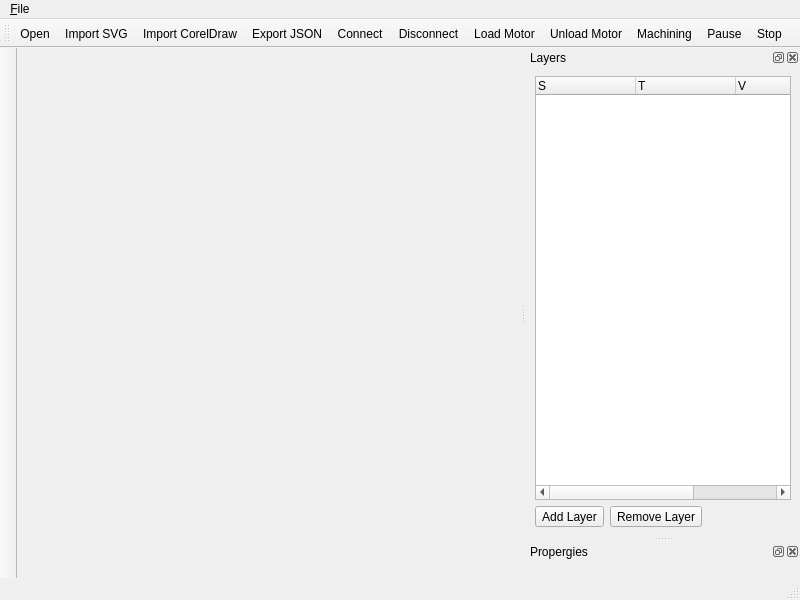
This is src/ui/LaserControllerWindow.ui in oneminute/LaserController as Qt 5 draws it before an edit. The edited form follows.
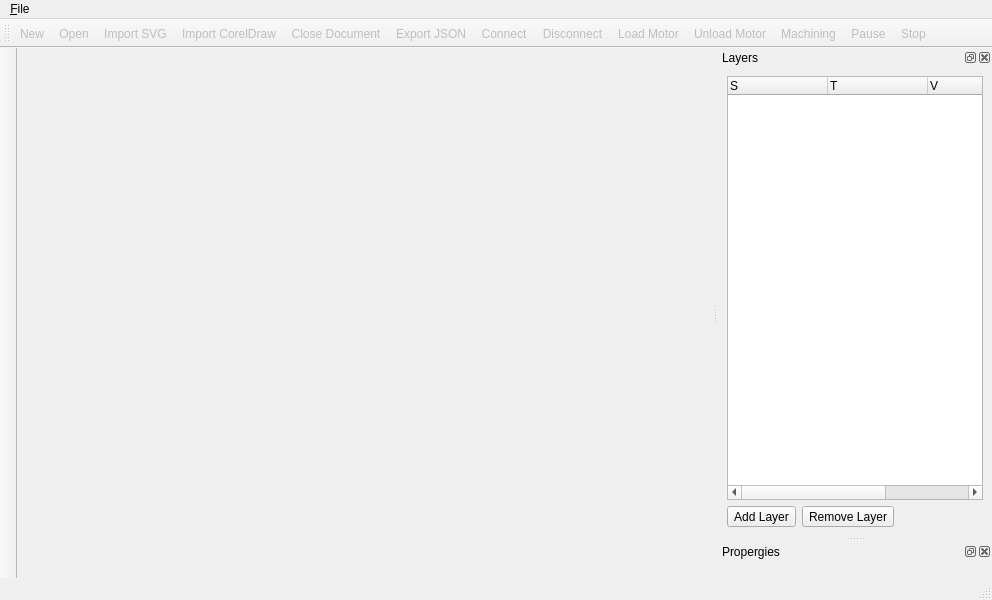
This is the edited form. Icons and pictures are not drawn. Custom widgets are drawn as their Qt base class.

```diff
--- a/src/ui/LaserControllerWindow.ui
+++ b/src/ui/LaserControllerWindow.ui
@@ -6,7 +6,7 @@
    <rect>
     <x>0</x>
     <y>0</y>
-    <width>800</width>
+    <width>992</width>
     <height>600</height>
    </rect>
   </property>
@@ -19,7 +19,7 @@
     <rect>
      <x>0</x>
      <y>0</y>
-     <width>800</width>
+     <width>992</width>
      <height>21</height>
     </rect>
    </property>
@@ -51,9 +51,11 @@
    <attribute name="toolBarBreak">
     <bool>false</bool>
    </attribute>
+   <addaction name="actionNew"/>
    <addaction name="actionOpen"/>
    <addaction name="actionImportSVG"/>
    <addaction name="actionImportCorelDraw"/>
+   <addaction name="actionCloseDocument"/>
    <addaction name="actionExportJSON"/>
    <addaction name="actionConnect"/>
    <addaction name="actionDisconnect"/>
@@ -184,6 +186,9 @@
    </attribute>
   </widget>
   <action name="actionOpen">
+   <property name="enabled">
+    <bool>false</bool>
+   </property>
    <property name="text">
     <string>Open</string>
    </property>
@@ -192,6 +197,9 @@
    </property>
   </action>
   <action name="actionImportSVG">
+   <property name="enabled">
+    <bool>false</bool>
+   </property>
    <property name="text">
     <string>Import SVG</string>
    </property>
@@ -200,6 +208,9 @@
    </property>
   </action>
   <action name="actionExportJSON">
+   <property name="enabled">
+    <bool>false</bool>
+   </property>
    <property name="text">
     <string>Export JSON</string>
    </property>
@@ -221,6 +232,9 @@
    </property>
   </action>
   <action name="actionNew">
+   <property name="enabled">
+    <bool>false</bool>
+   </property>
    <property name="text">
     <string>New</string>
    </property>
@@ -329,6 +343,9 @@
    </property>
   </action>
   <action name="actionImportCorelDraw">
+   <property name="enabled">
+    <bool>false</bool>
+   </property>
    <property name="text">
     <string>Import CorelDraw</string>
    </property>
@@ -337,6 +354,9 @@
    </property>
   </action>
   <action name="actionMachining">
+   <property name="enabled">
+    <bool>false</bool>
+   </property>
    <property name="text">
     <string>Machining</string>
    </property>
@@ -345,26 +365,41 @@
    <property name="checkable">
     <bool>true</bool>
    </property>
+   <property name="enabled">
+    <bool>false</bool>
+   </property>
    <property name="text">
     <string>Pause</string>
    </property>
   </action>
   <action name="actionStop">
+   <property name="enabled">
+    <bool>false</bool>
+   </property>
    <property name="text">
     <string>Stop</string>
    </property>
   </action>
   <action name="actionConnect">
+   <property name="enabled">
+    <bool>false</bool>
+   </property>
    <property name="text">
     <string>Connect</string>
    </property>
   </action>
   <action name="actionDisconnect">
+   <property name="enabled">
+    <bool>false</bool>
+   </property>
    <property name="text">
     <string>Disconnect</string>
    </property>
   </action>
   <action name="actionLoadMotor">
+   <property name="enabled">
+    <bool>false</bool>
+   </property>
    <property name="text">
     <string>Load Motor</string>
    </property>
@@ -373,10 +408,24 @@
    </property>
   </action>
   <action name="actionUnloadMotor">
+   <property name="enabled">
+    <bool>false</bool>
+   </property>
    <property name="text">
     <string>Unload Motor</string>
    </property>
   </action>
+  <action name="actionCloseDocument">
+   <property name="enabled">
+    <bool>false</bool>
+   </property>
+   <property name="text">
+    <string>Close Document</string>
+   </property>
+   <property name="toolTip">
+    <string>Close Document</string>
+   </property>
+  </action>
  </widget>
  <customwidgets>
   <customwidget>
```
Left out of the diff: 47 changed lines with no effect on the pictures.
